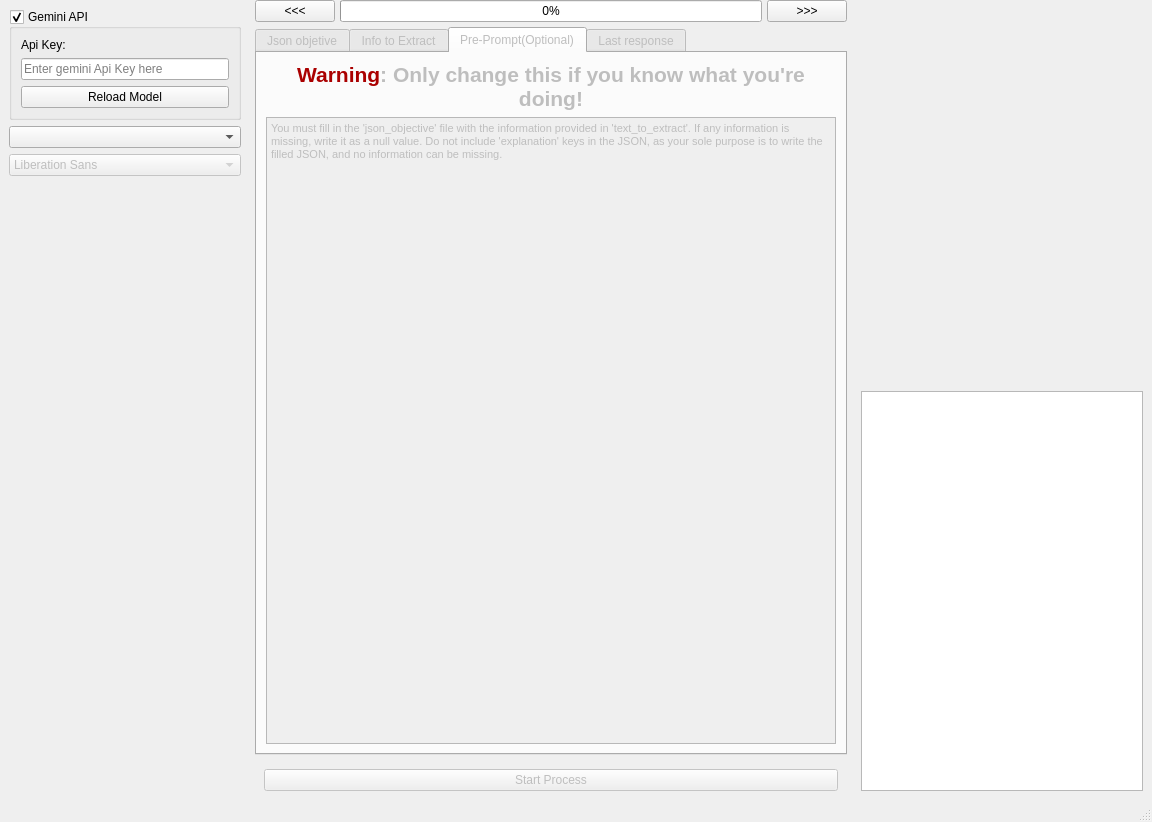
Qt form src/ui/main_editor.ui (Retype15/JSON_Manager) before a commit.
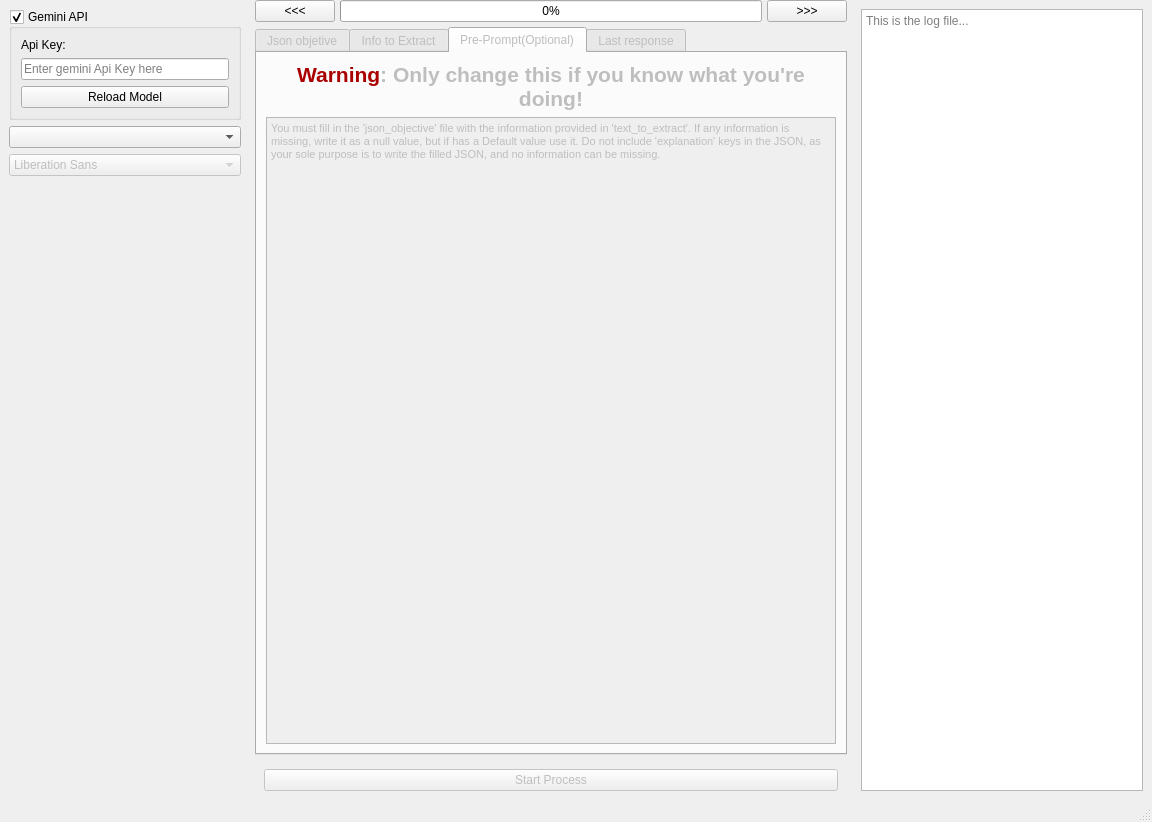
The same form after that commit. The open tabs and pages were chosen to show the change. Icons and pictures are not drawn.

```diff
--- a/src/ui/main_editor.ui
+++ b/src/ui/main_editor.ui
@@ -321,7 +321,7 @@
 &lt;html&gt;&lt;head&gt;&lt;meta name=&quot;qrichtext&quot; content=&quot;1&quot; /&gt;&lt;style type=&quot;text/css&quot;&gt;
 p, li { white-space: pre-wrap; }
 &lt;/style&gt;&lt;/head&gt;&lt;body style=&quot; font-family:'MS Shell Dlg 2'; font-size:7.8pt; font-weight:400; font-style:normal;&quot;&gt;
-&lt;p style=&quot; margin-top:0px; margin-bottom:0px; margin-left:0px; margin-right:0px; -qt-block-indent:0; text-indent:0px;&quot;&gt;&lt;span style=&quot; font-size:8pt;&quot;&gt;You must fill in the 'json_objective' file with the information provided in 'text_to_extract'. If any information is missing, write it as a null value. Do not include 'explanation' keys in the JSON, as your sole purpose is to write the filled JSON, and no information can be missing.&lt;/span&gt;&lt;/p&gt;&lt;/body&gt;&lt;/html&gt;</string>
+&lt;p style=&quot; margin-top:0px; margin-bottom:0px; margin-left:0px; margin-right:0px; -qt-block-indent:0; text-indent:0px;&quot;&gt;&lt;span style=&quot; font-size:8pt;&quot;&gt;You must fill in the 'json_objective' file with the information provided in 'text_to_extract'. If any information is missing, write it as a null value, but if has a Default value use it. Do not include 'explanation' keys in the JSON, as your sole purpose is to write the filled JSON, and no information can be missing.&lt;/span&gt;&lt;/p&gt;&lt;/body&gt;&lt;/html&gt;</string>
             </property>
             <property name="tabStopWidth">
              <number>40</number>
@@ -404,28 +404,18 @@
       </property>
       <layout class="QVBoxLayout" name="verticalLayout_2">
        <item>
-        <widget class="QLabel" name="label_2">
-         <property name="text">
-          <string>&lt;EN DESARROLLO...&gt;</string>
+        <widget class="QTextEdit" name="logTextEdit">
+         <property name="inputMethodHints">
+          <set>Qt::ImhMultiLine</set>
          </property>
-        </widget>
-       </item>
-       <item>
-        <widget class="QColumnView" name="processList">
-         <property name="maximumSize">
-          <size>
-           <width>16777215</width>
-           <height>400</height>
-          </size>
-         </property>
-         <property name="frameShape">
-          <enum>QFrame::StyledPanel</enum>
-         </property>
-         <property name="dragEnabled">
+         <property name="readOnly">
           <bool>true</bool>
          </property>
-         <property name="selectionBehavior">
-          <enum>QAbstractItemView::SelectItems</enum>
+         <property name="tabStopWidth">
+          <number>40</number>
+         </property>
+         <property name="placeholderText">
+          <string>This is the log file...</string>
          </property>
         </widget>
        </item>
```
Left out of the diff: 1 changed line with no effect on the pictures.
